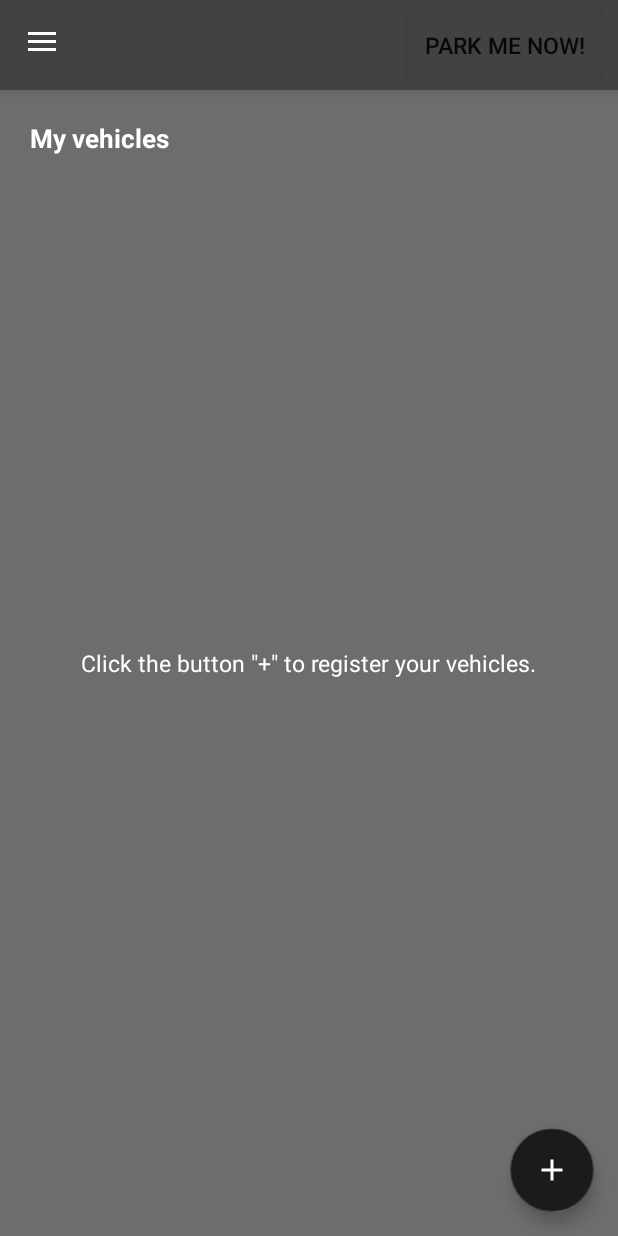
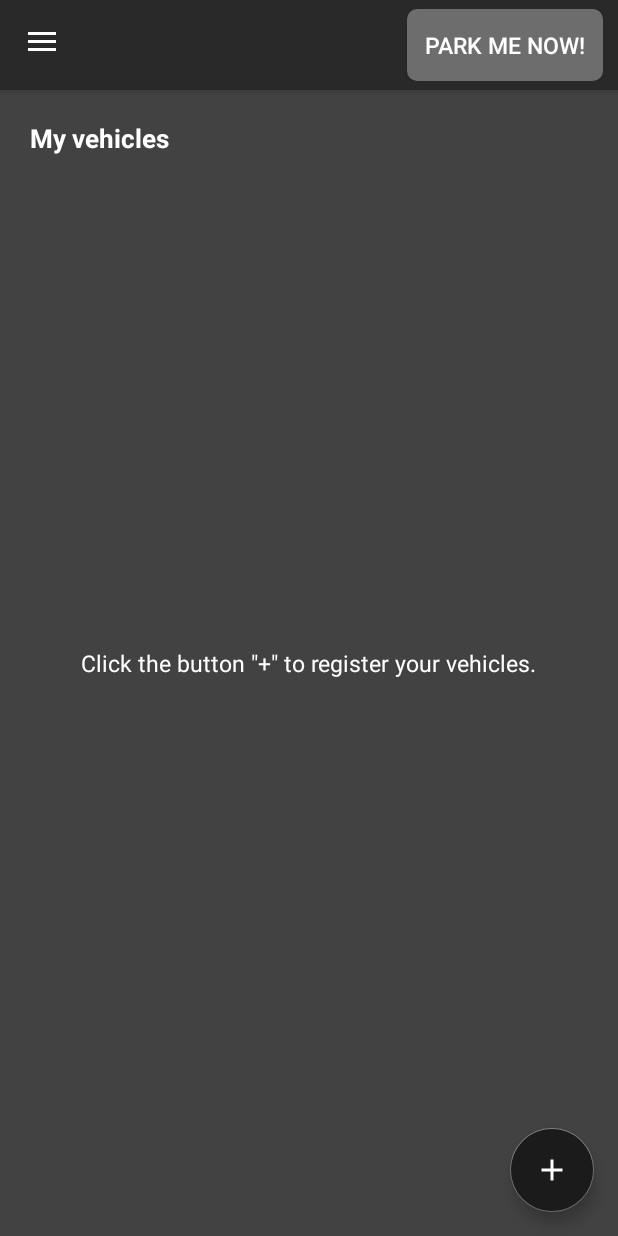
Before and after one commit to dmcesar/EMEL---Parking-Guide, an Android app: the MainActivity screen opened directly, with no data from a screen before it, in the side drawer, after a tap on "My vehicles", on a phone screen of 412 x 824 dp. Run offline under Robolectric (Android 15) with nearby library versions, the phone set to English and light mode, and no system bars; our stand-ins replace ButterKnife, Room's generated code.

Commit message:
Dark Theme v1.2

```diff
--- a/app/src/main/res/layout/toolbar.xml
+++ b/app/src/main/res/layout/toolbar.xml
@@ -22,6 +22,7 @@
             android:layout_height="match_parent"
             android:text="@string/park_me_now"
             android:paddingHorizontal="12dp"
+            android:textColor="?attr/onAccentColor"
             style="@style/RoundButtonStyle" />
 
     </LinearLayout>
--- a/app/src/main/res/values/colors.xml
+++ b/app/src/main/res/values/colors.xml
@@ -10,7 +10,8 @@
     <!-- Dark theme colors -->
     <color name="primaryColorDarkTheme">#424242</color>
     <color name="primaryLightColorDarkTheme">#6d6d6d</color>
-    <color name="primaryDarkColorDarkTheme">#1b1b1b</color>
+    <color name="primaryDarkColorDarkTheme">#292929</color>
+    <color name="primaryDarkerColorDarkTheme">#1b1b1b</color>
     <color name="primaryTextColorDarkTheme">#ffffff</color>
 
     <!-- Other colors -->
--- a/app/src/main/res/values/styles.xml
+++ b/app/src/main/res/values/styles.xml
@@ -33,22 +33,24 @@
     <style name="DarkTheme" parent="Theme.AppCompat.Light.NoActionBar">
 
         <!-- Apps main color -->
-        <item name="colorPrimary">@color/primaryColorDarkTheme</item>
+        <item name="colorPrimary">@color/primaryDarkColorDarkTheme</item>
 
         <!-- Main color darker variant -->
-        <item name="colorPrimaryDark">@color/primaryDarkColorDarkTheme</item>
+        <item name="colorPrimaryDark">@color/primaryDarkerColorDarkTheme</item>
+§
+        <!-- FABs, switches, progress bars, links -->
+        <item name="colorAccent">@color/primaryLightColorDarkTheme</item>
 
-        <!-- FABs, switches, progress bars, links -->
-        <item name="colorAccent">@color/primaryColorDarkTheme</item>
 
-        <item name="backgroundColor">@color/primaryLightColorDarkTheme</item>
+        card -> toolbar
+        toolbar-> background
+        background-> card
+        <item name="backgroundColor">@color/primaryColorDarkTheme</item>
         <item name="primaryColorLight">@color/primaryLightColorDarkTheme</item>
         <item name="onPrimaryColor">@color/white</item>
         <item name="onAccentColor">@color/white</item>
         <item name="onBackgroundColor">@color/white</item>
 
-        <!-- Cards background color (vehicles, parking lots) -->
-        <item name="cardColor">@color/primaryColorDarkTheme</item>
 
         <!-- Buttons background color -->
         <item name="buttonColor">@color/lightGrey</item>
```
